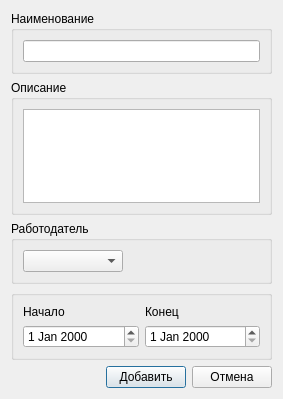
First picture: the form in ui/insertevent.ui, repository 7enSmile/clientVKR, before the edit.
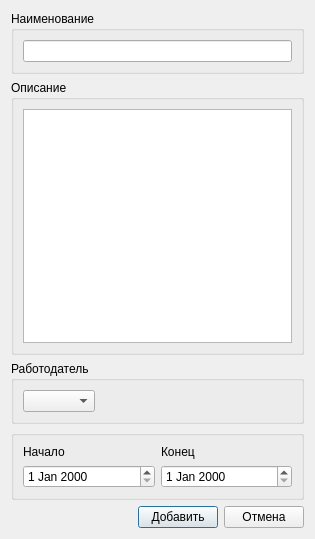
Second picture: the form after the edit.

```diff
--- a/ui/insertevent.ui
+++ b/ui/insertevent.ui
@@ -6,8 +6,8 @@
    <rect>
     <x>0</x>
     <y>0</y>
-    <width>283</width>
-    <height>399</height>
+    <width>315</width>
+    <height>539</height>
    </rect>
   </property>
   <property name="windowTitle">
@@ -56,17 +56,30 @@
        <property name="title">
         <string>Работодатель</string>
        </property>
-       <layout class="QVBoxLayout" name="verticalLayout_11">
+       <layout class="QHBoxLayout" name="horizontalLayout_4">
         <item>
          <widget class="QComboBox" name="comboBox">
           <property name="maximumSize">
            <size>
-            <width>100</width>
+            <width>16777215</width>
             <height>16777215</height>
            </size>
           </property>
          </widget>
         </item>
+        <item>
+         <spacer name="horizontalSpacer_2">
+          <property name="orientation">
+           <enum>Qt::Horizontal</enum>
+          </property>
+          <property name="sizeHint" stdset="0">
+           <size>
+            <width>150</width>
+            <height>20</height>
+           </size>
+          </property>
+         </spacer>
+        </item>
        </layout>
       </widget>
      </item>
```
